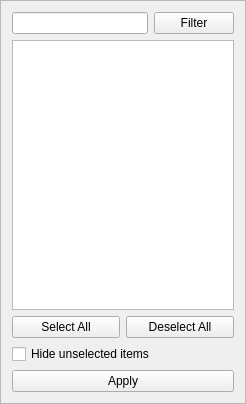
GAMS-dev/studio, file src/gdxviewer/columnfilterframe.ui: the form before one commit.
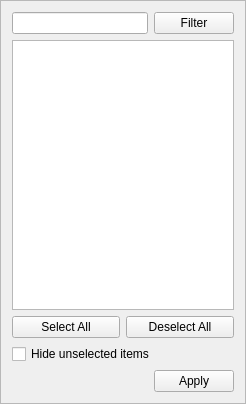
The form after the commit.

Patch:
```diff
--- a/src/gdxviewer/columnfilterframe.ui
+++ b/src/gdxviewer/columnfilterframe.ui
@@ -73,11 +73,28 @@
     </widget>
    </item>
    <item>
+    <layout class="QHBoxLayout" name="horizontalLayout_3">
+     <item>
+      <spacer name="horizontalSpacer">
+       <property name="orientation">
+        <enum>Qt::Horizontal</enum>
+       </property>
+       <property name="sizeHint" stdset="0">
+        <size>
+         <width>40</width>
+         <height>20</height>
+        </size>
+       </property>
+      </spacer>
+     </item>
+     <item>
     <widget class="QPushButton" name="pbApply">
      <property name="text">
       <string>Apply</string>
      </property>
     </widget>
+     </item>
+    </layout>
    </item>
   </layout>
  </widget>
```
Lines whose indentation alone changed are shown as unchanged.
